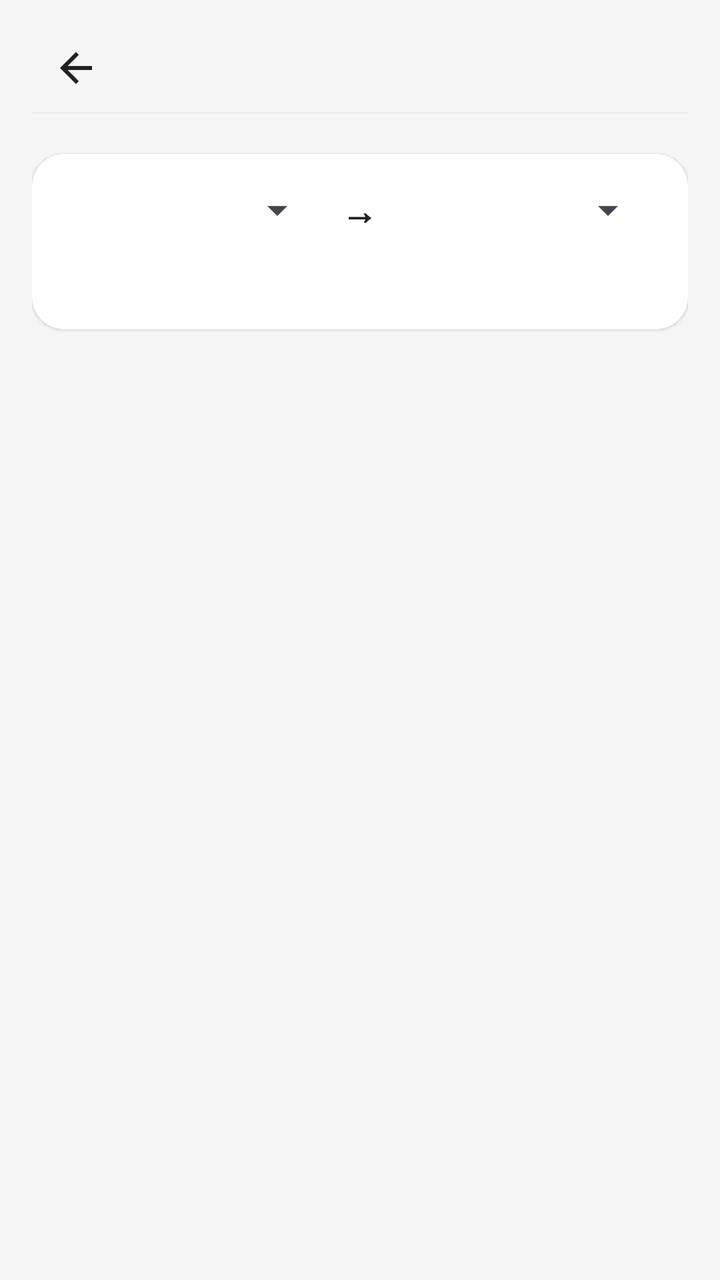
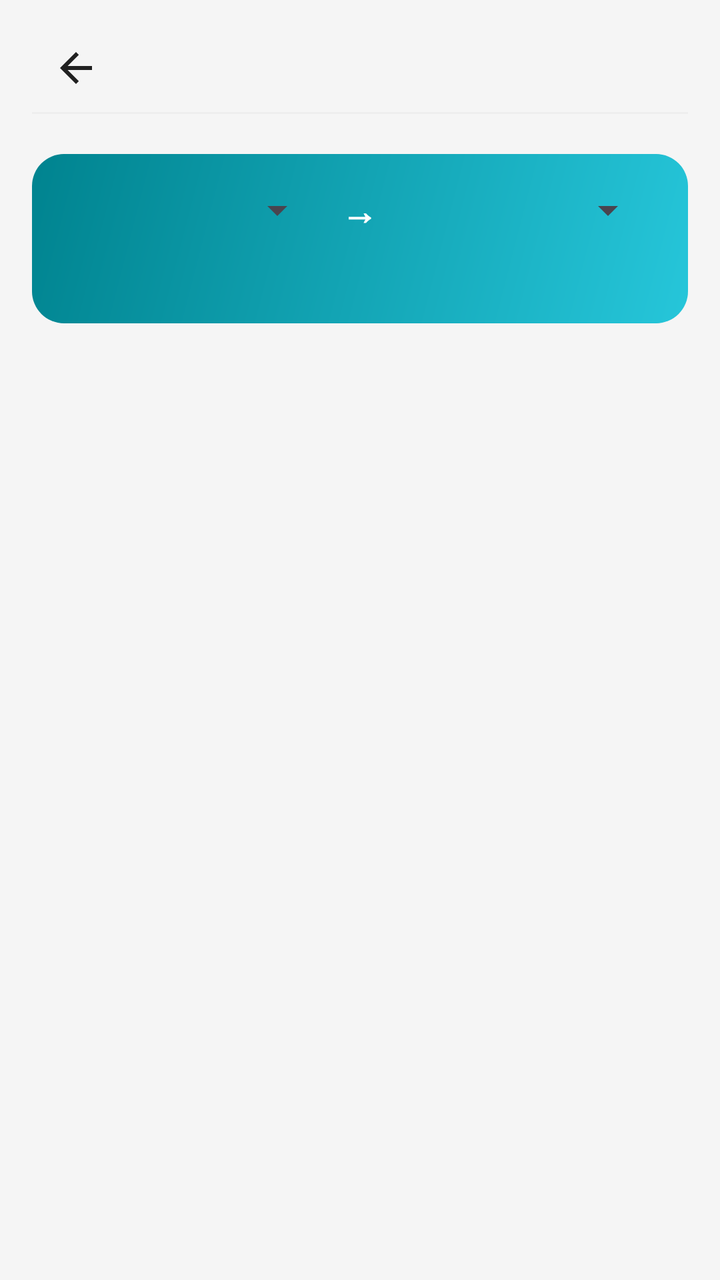

Before-and-after screenshots of an Android layout around one commit, followed by the original layout XML and the change that was made.
<!-- AndroidManifest.xml: application theme Theme.MyBudget -->
<!-- res/layout/activity_utility_compare.xml -->
<?xml version="1.0" encoding="utf-8"?>
<LinearLayout xmlns:android="http://schemas.android.com/apk/res/android" xmlns:app="http://schemas.android.com/apk/res-auto"
    android:orientation="vertical"
    android:background="@color/background_light"
    android:paddingLeft="@dimen/space_16"
    android:paddingTop="@dimen/space_12"
    android:paddingRight="@dimen/space_16"
    android:paddingBottom="@dimen/space_16"
    android:layout_width="match_parent"
    android:layout_height="match_parent"
    android:paddingHorizontal="@dimen/space_16">
    <include
        android:layout_width="match_parent"
        android:layout_height="wrap_content"
        android:layout_marginBottom="@dimen/space_12"
        layout="@layout/include_screen_header"/>
    <androidx.cardview.widget.CardView
        android:layout_width="match_parent"
        android:layout_height="wrap_content"
        android:layout_marginBottom="@dimen/space_12"
        style="@style/Card.MyBudget.Surface">
        <LinearLayout
            android:orientation="vertical"
            android:padding="@dimen/space_16"
            android:layout_width="match_parent"
            android:layout_height="wrap_content">
            <LinearLayout
                android:orientation="horizontal"
                android:layout_width="match_parent"
                android:layout_height="wrap_content">
                <Spinner
                    android:id="@+id/compareMonthASpinner"
                    android:layout_width="0dp"
                    android:layout_height="wrap_content"
                    android:layout_weight="1"/>
                <TextView
                    android:textSize="18sp"
                    android:layout_gravity="center"
                    android:paddingLeft="@dimen/space_8"
                    android:paddingRight="@dimen/space_8"
                    android:layout_width="wrap_content"
                    android:layout_height="wrap_content"
                    android:text="@string/utility_compare_arrow"
                    android:paddingHorizontal="@dimen/space_8"
                    style="@style/Text.MyBudget.Section"/>
                <Spinner
                    android:id="@+id/compareMonthBSpinner"
                    android:layout_width="0dp"
                    android:layout_height="wrap_content"
                    android:layout_weight="1"/>
            </LinearLayout>
            <TextView
                android:textSize="14sp"
                android:id="@+id/compareSummaryText"
                android:layout_width="match_parent"
                android:layout_height="wrap_content"
                android:layout_marginTop="@dimen/space_12"
                style="@style/Text.MyBudget.Subtitle"/>
        </LinearLayout>
    </androidx.cardview.widget.CardView>
    <androidx.recyclerview.widget.RecyclerView
        android:id="@+id/compareRecycler"
        android:layout_width="match_parent"
        android:layout_height="0dp"
        android:layout_weight="1"/>
</LinearLayout>
<!-- res/layout/include_screen_header.xml (included above) -->
<?xml version="1.0" encoding="utf-8"?>
<LinearLayout xmlns:android="http://schemas.android.com/apk/res/android"
    android:layout_width="match_parent"
    android:layout_height="wrap_content"
    android:orientation="vertical">

    <include layout="@layout/include_compact_toolbar" />

    <View
        android:layout_width="match_parent"
        android:layout_height="1dp"
        android:layout_marginBottom="@dimen/space_8"
        android:background="@color/border_light" />
</LinearLayout>
<!-- res/layout/include_compact_toolbar.xml (included above) -->
<?xml version="1.0" encoding="utf-8"?>
<LinearLayout xmlns:android="http://schemas.android.com/apk/res/android" xmlns:app="http://schemas.android.com/apk/res-auto"
    android:gravity="center_vertical"
    android:orientation="horizontal"
    android:id="@+id/screenHeaderRoot"
    android:layout_width="match_parent"
    android:layout_height="wrap_content"
    android:minHeight="@dimen/touch_min_size">
    <ImageButton
        android:id="@+id/screenHeaderBack"
        android:background="?attr/selectableItemBackgroundBorderless"
        android:padding="@dimen/space_8"
        android:layout_width="@dimen/touch_min_size"
        android:layout_height="@dimen/touch_min_size"
        android:src="@drawable/ic_arrow_back"
        android:scaleType="centerInside"
        android:contentDescription="@string/nav_back"
        app:tint="@color/text_primary"/>
    <TextView
        android:textSize="18sp"
        android:id="@+id/screenHeaderEmoji"
        android:visibility="gone"
        android:layout_width="wrap_content"
        android:layout_height="wrap_content"
        android:layout_marginStart="@dimen/space_2"/>
    <TextView
        android:textSize="20sp"
        android:ellipsize="end"
        android:id="@+id/screenHeaderTitle"
        android:layout_width="0dp"
        android:layout_height="wrap_content"
        android:maxLines="1"
        android:layout_weight="1"
        android:layout_marginStart="@dimen/space_4"
        style="@style/Text.MyBudget.Title"/>
    <ImageButton
        android:id="@+id/screenHeaderAction"
        android:background="?attr/selectableItemBackgroundBorderless"
        android:padding="@dimen/space_8"
        android:visibility="gone"
        android:layout_width="@dimen/touch_min_size"
        android:layout_height="@dimen/touch_min_size"
        android:src="@android:drawable/ic_menu_more"
        android:contentDescription="@string/transactions_more_menu"
        app:tint="@color/text_secondary"/>
    <ImageButton
        android:id="@+id/screenHeaderActionSecondary"
        android:background="?attr/selectableItemBackgroundBorderless"
        android:padding="@dimen/space_8"
        android:visibility="gone"
        android:layout_width="@dimen/touch_min_size"
        android:layout_height="@dimen/touch_min_size"
        android:src="@android:drawable/ic_menu_search"
        android:contentDescription="@string/transactions_search_submit"
        app:tint="@color/budget_blue"/>
</LinearLayout>
<!-- resources referenced by this layout -->
<resources>
  <color name="background_light">#f5f5f5</color>
  <color name="border_light">#eeeeee</color>
  <color name="budget_blue">#2196f3</color>
  <color name="text_primary">#212121</color>
  <color name="text_secondary">#757575</color>
  <dimen name="space_12">12dp</dimen>
  <dimen name="space_16">16dp</dimen>
  <dimen name="space_2">2dp</dimen>
  <dimen name="space_4">4dp</dimen>
  <dimen name="space_8">8dp</dimen>
  <dimen name="touch_min_size">44dp</dimen>
  <!-- drawable ic_arrow_back (drawable) -->
  <?xml version="1.0" encoding="utf-8"?>
  <vector xmlns:android="http://schemas.android.com/apk/res/android"
      android:height="24dp"
      android:width="24dp"
      android:viewportWidth="24"
      android:viewportHeight="24">
      <path
          android:fillColor="@color/text_primary"
          android:pathData="M20,11H7.83l5.59,-5.59L12,4l-8,8 8,8 1.41,-1.41L7.83,13H20v-2z"/>
  </vector>
  <string name="nav_back">Назад</string>
  <string name="transactions_more_menu">Дополнительно</string>
  <string name="transactions_search_submit">Искать</string>
  <string name="utility_compare_arrow">→</string>
  <style name="Card.MyBudget.Surface" parent="">
      <item name="cardBackgroundColor">@color/card_background_white</item>
      <item name="cardCornerRadius">@dimen/radius_16</item>
      <item name="cardElevation">@dimen/card_elevation_low</item>
    </style>
  <style name="Text.MyBudget.Section" parent="@style/Text.MyBudget">
      <item name="android:textSize">16sp</item>
      <item name="android:textStyle">bold</item>
      <item name="android:textColor">@color/text_primary</item>
    </style>
  <style name="Text.MyBudget.Subtitle" parent="@style/Text.MyBudget">
      <item name="android:textSize">12sp</item>
      <item name="android:textColor">@color/text_secondary</item>
    </style>
  <style name="Text.MyBudget.Title" parent="@style/Text.MyBudget">
      <item name="android:textSize">18sp</item>
      <item name="android:textStyle">bold</item>
      <item name="android:textColor">@color/text_primary</item>
    </style>
  <style name="Theme.MyBudget" parent="@style/Base.Theme.MyBudget" />
  <color name="card_background_white">#ffffff</color>
  <dimen name="radius_16">16dp</dimen>
  <dimen name="card_elevation_low">1dp</dimen>
  <style name="Text.MyBudget" parent="@style/TextAppearance.Material3.BodyMedium" />
  <style name="Base.Theme.MyBudget" parent="@style/Theme.Material3.DayNight.NoActionBar">
      <item name="android:colorBackground">@color/background_light</item>
      <item name="colorOnPrimary">@color/md_theme_onPrimary</item>
      <item name="colorOnSurface">@color/md_theme_onSurface</item>
      <item name="colorOutline">@color/md_theme_outline</item>
      <item name="colorPrimary">@color/md_theme_primary</item>
      <item name="colorSurface">@color/md_theme_surface</item>
      <item name="colorSurfaceVariant">@color/md_theme_surfaceVariant</item>
    </style>
  <color name="md_theme_onPrimary">#ffffff</color>
  <color name="md_theme_onSurface">#1d1b20</color>
  <color name="md_theme_outline">#79747e</color>
  <color name="md_theme_primary">#6750a4</color>
  <color name="md_theme_surface">#ffffff</color>
  <color name="md_theme_surfaceVariant">#e7e0ec</color>
</resources>

<!-- the commit's change to res/layout/activity_utility_compare.xml (unified diff, before → after) -->
@@ -18,44 +18,46 @@
         android:layout_width="match_parent"
         android:layout_height="wrap_content"
         android:layout_marginBottom="@dimen/space_12"
-        style="@style/Card.MyBudget.Surface">
+        app:cardBackgroundColor="@android:color/transparent"
+        app:cardElevation="0dp">
         <LinearLayout
+            android:layout_width="match_parent"
+            android:layout_height="wrap_content"
+            android:background="@drawable/utilities_hero_card_bg"
             android:orientation="vertical"
-            android:padding="@dimen/space_16"
-            android:layout_width="match_parent"
-            android:layout_height="wrap_content">
+            android:padding="@dimen/space_16">
             <LinearLayout
-                android:orientation="horizontal"
                 android:layout_width="match_parent"
-                android:layout_height="wrap_content">
+                android:layout_height="wrap_content"
+                android:orientation="horizontal">
                 <Spinner
                     android:id="@+id/compareMonthASpinner"
                     android:layout_width="0dp"
                     android:layout_height="wrap_content"
-                    android:layout_weight="1"/>
+                    android:layout_weight="1" />
                 <TextView
-                    android:textSize="18sp"
-                    android:layout_gravity="center"
-                    android:paddingLeft="@dimen/space_8"
-                    android:paddingRight="@dimen/space_8"
                     android:layout_width="wrap_content"
                     android:layout_height="wrap_content"
+                    android:layout_gravity="center"
+                    android:paddingHorizontal="@dimen/space_8"
                     android:text="@string/utility_compare_arrow"
-                    android:paddingHorizontal="@dimen/space_8"
-                    style="@style/Text.MyBudget.Section"/>
+                    android:textColor="@color/main_hero_text_primary"
+                    android:textSize="18sp"
+                    style="@style/Text.MyBudget.Section" />
                 <Spinner
                     android:id="@+id/compareMonthBSpinner"
                     android:layout_width="0dp"
                     android:layout_height="wrap_content"
-                    android:layout_weight="1"/>
+                    android:layout_weight="1" />
             </LinearLayout>
             <TextView
-                android:textSize="14sp"
                 android:id="@+id/compareSummaryText"
                 android:layout_width="match_parent"
                 android:layout_height="wrap_content"
                 android:layout_marginTop="@dimen/space_12"
-                style="@style/Text.MyBudget.Subtitle"/>
+                android:textColor="@color/utilities_hero_text_secondary"
+                android:textSize="14sp"
+                style="@style/Text.MyBudget.Subtitle" />
         </LinearLayout>
     </androidx.cardview.widget.CardView>
     <androidx.recyclerview.widget.RecyclerView
<!-- resource entries referenced after the edit -->
@@ -3,8 +3,10 @@
   <color name="background_light">#f5f5f5</color>
   <color name="border_light">#eeeeee</color>
   <color name="budget_blue">#2196f3</color>
+  <color name="main_hero_text_primary">#ffffff</color>
   <color name="text_primary">#212121</color>
   <color name="text_secondary">#757575</color>
+  <color name="utilities_hero_text_secondary">#b2ebf2</color>
   <dimen name="space_12">12dp</dimen>
   <dimen name="space_16">16dp</dimen>
   <dimen name="space_2">2dp</dimen>
@@ -22,15 +24,33 @@
           android:fillColor="@color/text_primary"
           android:pathData="M20,11H7.83l5.59,-5.59L12,4l-8,8 8,8 1.41,-1.41L7.83,13H20v-2z"/>
   </vector>
+  <!-- drawable utilities_hero_card_bg (drawable) -->
+  <?xml version="1.0" encoding="utf-8"?>
+  <layer-list xmlns:android="http://schemas.android.com/apk/res/android">
+      <item
+          android:bottom="3dp"
+          android:left="1dp"
+          android:right="1dp">
+          <shape android:shape="rectangle">
+              <solid android:color="#40000000" />
+              <corners android:radius="@dimen/radius_16" />
+          </shape>
+      </item>
+      <item android:bottom="3dp">
+          <shape android:shape="rectangle">
+              <gradient
+                  android:angle="135"
+                  android:endColor="@color/utilities_hero_end"
+                  android:startColor="@color/utilities_hero_start"
+                  android:type="linear" />
+              <corners android:radius="@dimen/radius_16" />
+          </shape>
+      </item>
+  </layer-list>
   <string name="nav_back">Назад</string>
   <string name="transactions_more_menu">Дополнительно</string>
   <string name="transactions_search_submit">Искать</string>
   <string name="utility_compare_arrow">→</string>
-  <style name="Card.MyBudget.Surface" parent="">
-      <item name="cardBackgroundColor">@color/card_background_white</item>
-      <item name="cardCornerRadius">@dimen/radius_16</item>
-      <item name="cardElevation">@dimen/card_elevation_low</item>
-    </style>
   <style name="Text.MyBudget.Section" parent="@style/Text.MyBudget">
       <item name="android:textSize">16sp</item>
       <item name="android:textStyle">bold</item>
@@ -46,9 +66,9 @@
       <item name="android:textColor">@color/text_primary</item>
     </style>
   <style name="Theme.MyBudget" parent="@style/Base.Theme.MyBudget" />
-  <color name="card_background_white">#ffffff</color>
   <dimen name="radius_16">16dp</dimen>
-  <dimen name="card_elevation_low">1dp</dimen>
+  <color name="utilities_hero_end">#00838f</color>
+  <color name="utilities_hero_start">#26c6da</color>
   <style name="Text.MyBudget" parent="@style/TextAppearance.Material3.BodyMedium" />
   <style name="Base.Theme.MyBudget" parent="@style/Theme.Material3.DayNight.NoActionBar">
       <item name="android:colorBackground">@color/background_light</item>
